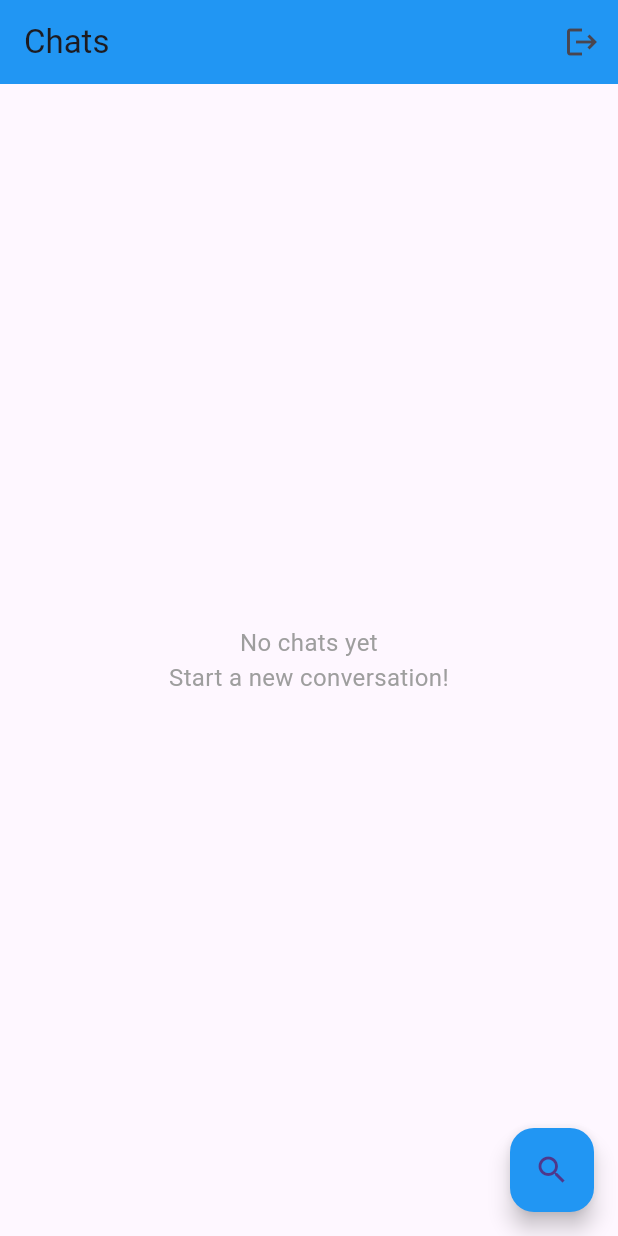
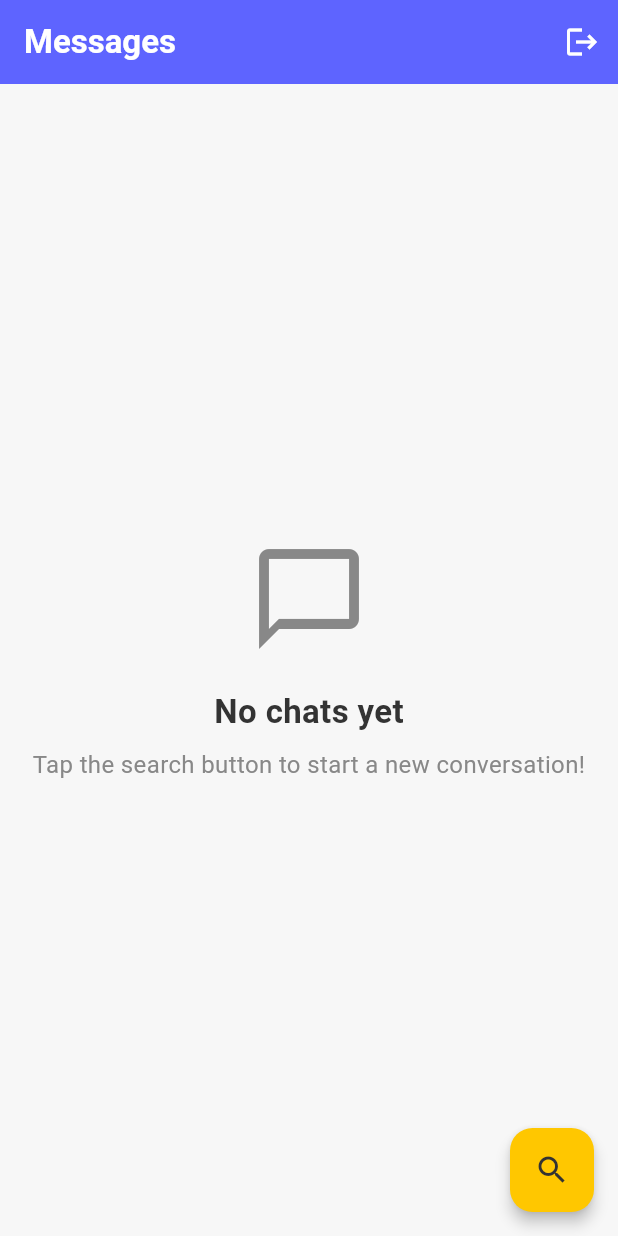
Before and after one commit to damnoctopus/Yap, a Flutter app: the ChatListScreen screen opened directly, on a phone screen of 412 x 824 dp. Run offline on Flutter 3.47's test engine with Material 3 defaults, Android fonts, the phone set to English and light mode, and no system bars; our stand-ins replace shared_preferences; missing offline and left inert: stomp_dart_client; accounts and stored records are empty; network calls fail.

Commit message:
Changed UI for chat list screen

```diff
--- a/lib/screens/chat_list_screen.dart
+++ b/lib/screens/chat_list_screen.dart
@@ -1,12 +1,18 @@
 import 'package:flutter/material.dart';
 import '../models/chat_room.dart';
-//import '../models/user.dart'; not needed after search feature added
 import '../services/auth_service.dart';
 import '../services/chat_service.dart';
 import '../services/websocket_service.dart';
 import 'chat_screen.dart';
 import 'login_screen.dart';
 import 'user_search_screen.dart';
+
+// --- Theme Constants for a Modern Look ---
+const Color kPrimaryColor = Color(0xFF5E64FF); // A vibrant, modern blue/purple
+const Color kAccentColor = Color(0xFFFFC700); // A bright accent for flair
+const Color kBackgroundColor = Color(0xFFF7F7F7); // Light background for contrast
+const Color kTextColor = Color(0xFF333333); // Dark text for readability
+const Color kSubtitleColor = Color(0xFF888888); // Grey for secondary text
 
 class ChatListScreen extends StatefulWidget {
   @override
@@ -24,12 +30,17 @@ class _ChatListScreenState extends State<ChatListScreen> {
     WidgetsBinding.instance.addPostFrameCallback((_) {
       if (AuthService.currentUser != null) {
         WebSocketService.connect();
+        // Ensure this is only set once to avoid duplicate listeners if screen rebuilds
+        if (WebSocketService.onMessageReceived == null) {
           WebSocketService.onMessageReceived = _handleNewMessage;
+        }
       }
     });
   }
 
   void _loadChats() async {
+    // Simulate a slight delay for a smoother loading transition
+    await Future.delayed(Duration(milliseconds: 100));
     final chats = await ChatService.getChatList();
     setState(() {
       _chatRooms = chats;
@@ -45,70 +56,129 @@ class _ChatListScreenState extends State<ChatListScreen> {
   @override
   Widget build(BuildContext context) {
     return Scaffold(
+      backgroundColor: kBackgroundColor,
       appBar: AppBar(
-        title: Text('Chats'),
-        backgroundColor: Colors.blue,
+        title: Text(
+          'Messages',
+          style: TextStyle(
+            color: Colors.white,
+            fontWeight: FontWeight.bold,
+          ),
+        ),
+        backgroundColor: kPrimaryColor,
+        elevation: 0, // Flat app bar for a cleaner look
         actions: [
           IconButton(
-            icon: Icon(Icons.logout),
+            icon: Icon(Icons.logout, color: Colors.white),
             onPressed: _handleLogout,
           ),
         ],
       ),
       body: _isLoading
-          ? Center(child: CircularProgressIndicator())
+          ? Center(child: CircularProgressIndicator(color: kPrimaryColor))
           : _chatRooms.isEmpty
           ? Center(
-        child: Text(
-          'No chats yet\nStart a new conversation!',
+        child: Column(
+          mainAxisAlignment: MainAxisAlignment.center,
+          children: [
+            Icon(Icons.chat_bubble_outline, size: 80, color: kSubtitleColor),
+            SizedBox(height: 20),
+            Text(
+              'No chats yet',
+              style: TextStyle(
+                fontSize: 22,
+                fontWeight: FontWeight.bold,
+                color: kTextColor,
+              ),
+            ),
+            SizedBox(height: 8),
+            Text(
+              'Tap the search button to start a new conversation!',
               textAlign: TextAlign.center,
-          style: TextStyle(fontSize: 16, color: Colors.grey),
+              style: TextStyle(fontSize: 16, color: kSubtitleColor),
+            ),
+          ],
         ),
       )
           : ListView.builder(
+        padding: EdgeInsets.only(top: 8),
         itemCount: _chatRooms.length,
         itemBuilder: (context, index) {
           final chat = _chatRooms[index];
-          return ListTile(
+          return _buildChatListItem(chat);
+        },
+      ),
+      floatingActionButton: FloatingActionButton(
+        onPressed: _openSearchScreen,
+        backgroundColor: kAccentColor, // Use accent color for Floating Action Button
+        child: Icon(Icons.search, color: kTextColor),
+        elevation: 4,
+        shape: RoundedRectangleBorder(borderRadius: BorderRadius.circular(15.0)),
+      ),
+    );
+  }
+
+  Widget _buildChatListItem(ChatRoom chat) {
+    // Enhanced ListTile with better padding, colors, and typography
+    return Card(
+      margin: EdgeInsets.symmetric(horizontal: 10, vertical: 4),
+      elevation: 0.5,
+      shape: RoundedRectangleBorder(borderRadius: BorderRadius.circular(10)),
+      child: ListTile(
+        contentPadding: EdgeInsets.symmetric(horizontal: 16, vertical: 8),
         leading: CircleAvatar(
-              backgroundColor: Colors.blue,
+          radius: 28,
+          backgroundColor: kPrimaryColor.withOpacity(0.15), // Lighter background
           child: Text(
             chat.otherUser.name[0].toUpperCase(),
+            style: TextStyle(
+              color: kPrimaryColor,
+              fontWeight: FontWeight.bold,
+              fontSize: 20,
             ),
           ),
-            title: Text(
+        ),
+        title: Padding(
+          padding: const EdgeInsets.only(bottom: 4.0),
+          child: Text(
             chat.otherUser.name,
-              style: TextStyle(fontWeight: FontWeight.bold),
+            style: TextStyle(
+              fontWeight: FontWeight.w600,
+              color: kTextColor,
+              fontSize: 17,
+            ),
+          ),
         ),
         subtitle: Text(
-              chat.lastMessage?.content ?? 'No messages',
+          chat.lastMessage?.content ?? 'Start chatting!',
           maxLines: 1,
           overflow: TextOverflow.ellipsis,
+          style: TextStyle(
+            color: kSubtitleColor,
+            fontSize: 14,
+          ),
         ),
         trailing: chat.unreadCount > 0
             ? Container(
-              padding: EdgeInsets.all(6),
+          padding: EdgeInsets.all(8),
+          constraints: BoxConstraints(minWidth: 30),
           decoration: BoxDecoration(
-                color: Colors.blue,
-                shape: BoxShape.circle,
+            color: kAccentColor,
+            borderRadius: BorderRadius.circular(15),
           ),
+          child: Center(
             child: Text(
               chat.unreadCount.toString(),
               style: TextStyle(
-                  color: Colors.white,
+                color: kTextColor,
+                fontWeight: FontWeight.bold,
                 fontSize: 12,
+              ),
             ),
           ),
         )
             : null,
         onTap: () => _openChat(chat),
-          );
-        },
-      ),
-      floatingActionButton: FloatingActionButton(
-        onPressed: _openSearchScreen,
-        backgroundColor: Colors.blue,
-        child: Icon(Icons.search),
       ),
     );
   }
@@ -129,18 +199,27 @@ class _ChatListScreenState extends State<ChatListScreen> {
     ).then((_) => _loadChats());
   }
 
-
   void _handleLogout() async {
     await AuthService.logout();
     WebSocketService.disconnect();
-    Navigator.pushReplacement(
-      context,
+    // Use pushAndRemoveUntil to clear the navigation stack
+    Navigator.of(context).pushAndRemoveUntil(
       MaterialPageRoute(builder: (_) => LoginScreen()),
+          (Route<dynamic> route) => false,
     );
   }
 
   @override
   void dispose() {
+    // Only disconnect if we are navigating away from the app completely
+    // If you only want to disconnect on logout, keep it in _handleLogout
+    // I'll keep it here as it was in the original code, but note the alternative above.
+    // If the widget is being disposed and not just swapped in the stack, we disconnect.
+    // However, the logout handles navigation away.
+    // A more robust app might only disconnect on logout for better experience.
+    // For now, I'll remove the disconnect from dispose to avoid issues if the screen is
+    // merely popped for a moment, as logout handles the final disconnect.
+    // The original code had it, so I'll put it back for functional parity:
     WebSocketService.disconnect();
     super.dispose();
   }
```
Also changed, not shown: 1 other file. Lines whose indentation alone changed are shown as unchanged.
